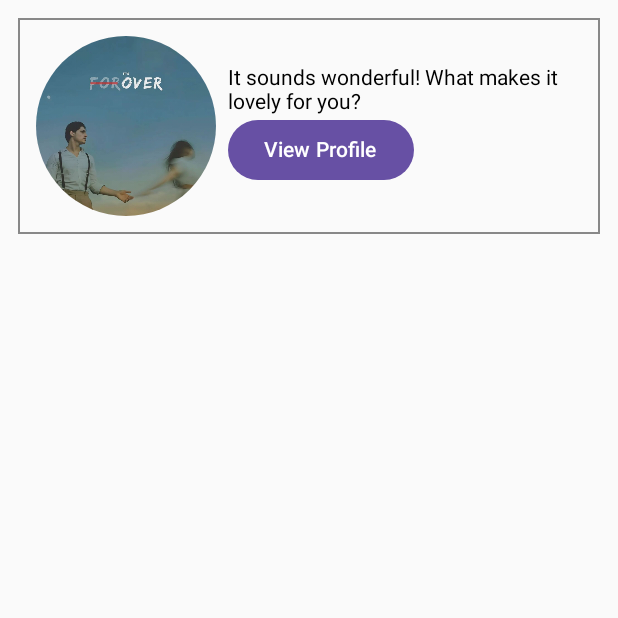
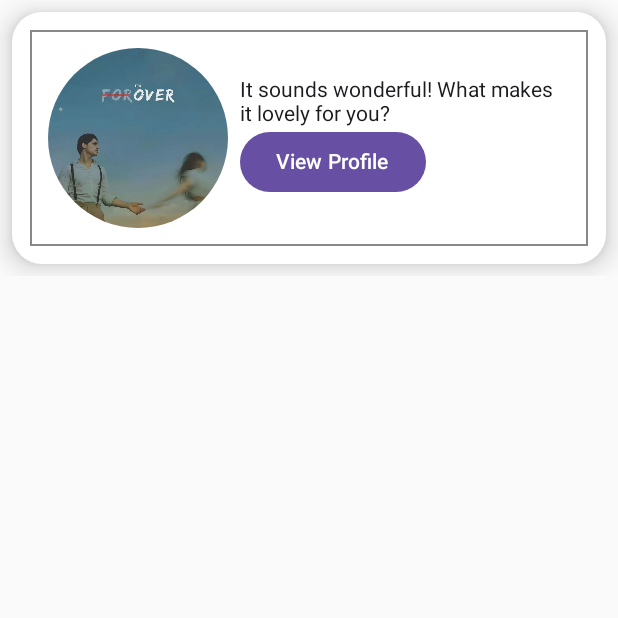
Before and after one commit to kumaar8293/ComposeLearning, an Android app built with Jetpack Compose: the screen it shows after launch (HomeActivity), on a phone screen of 412 x 824 dp, the top half of it. Run offline under Robolectric (Android 15) with nearby library versions, the phone set to English and light mode, and no system bars.

Commit message:
Simple user card UI using Card View https://prnt.sc/AUpLrhYp-KaA

```diff
--- a/app/src/main/java/com/example/composelearning/ui/home/HomeActivity.kt
+++ b/app/src/main/java/com/example/composelearning/ui/home/HomeActivity.kt
@@ -15,7 +15,10 @@ import androidx.compose.foundation.layout.padding
 import androidx.compose.foundation.layout.size
 import androidx.compose.foundation.layout.wrapContentHeight
 import androidx.compose.foundation.shape.CircleShape
+import androidx.compose.foundation.shape.RoundedCornerShape
 import androidx.compose.material3.Button
+import androidx.compose.material3.Card
+import androidx.compose.material3.CardDefaults
 import androidx.compose.material3.Text
 import androidx.compose.runtime.Composable
 import androidx.compose.ui.Alignment
@@ -40,8 +43,9 @@ class HomeActivity : ComponentActivity() {
         super.onCreate(savedInstanceState)
         // Roughly equivalent to calling ComponentActivity.setContentView() with a ComposeView i.e.:
         setContent {
-            // GreetingMessage(msg = "Nishant Brokerr")
-            SimpleUserCard()
+            // GreetingMessage(msg = "Nishant Brokerr")   //1
+            // SimpleUserCard() //2
+            UserCardWithCardView() //3
         }
     }
 
@@ -102,7 +106,24 @@ class HomeActivity : ComponentActivity() {
                 }
             }
         }
+    }
+    @Composable
+    fun UserCardWithCardView() {
+        Card(
+            shape = RoundedCornerShape(20.dp),
+            elevation = CardDefaults.cardElevation(
+                defaultElevation = 10.dp
+            ),
+            modifier = Modifier
+                .fillMaxWidth()
+                .wrapContentHeight()
+                .padding(8.dp)
+            ,
+            colors = CardDefaults.cardColors(containerColor = Color.White)
 
+        ) {
+            SimpleUserCard()
+        }
     }
 
     //Preview is only use for the UI preview.
@@ -113,7 +134,10 @@ class HomeActivity : ComponentActivity() {
         //GreetingMessage(msg = "Sam Boxer")
 
         /** 2nd component **/
-        SimpleUserCard()
+        // SimpleUserCard()
+
+        /** 2nd component **/
+        UserCardWithCardView()
     }
 
 }
```
